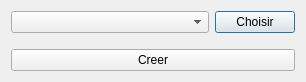
This is src/view/quserdialog.ui in V1rgul/UT-profiler as Qt 5 draws it before an edit. The edited form follows.
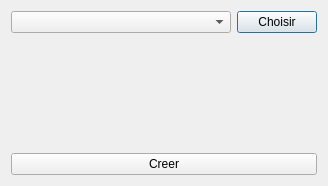
This is the edited form.

```diff
--- a/src/view/quserdialog.ui
+++ b/src/view/quserdialog.ui
@@ -9,8 +9,8 @@
    <rect>
     <x>0</x>
     <y>0</y>
-    <width>306</width>
-    <height>82</height>
+    <width>328</width>
+    <height>186</height>
    </rect>
   </property>
   <property name="sizePolicy">
```
